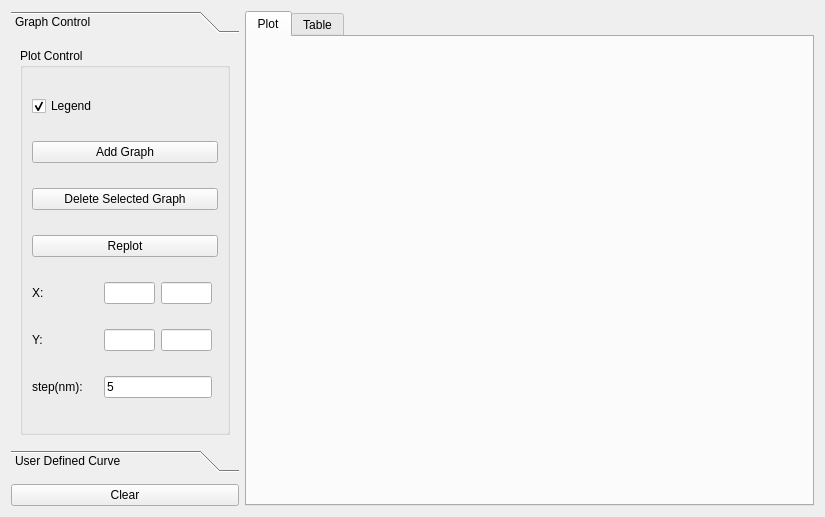
The window that src/dispersion_plot_form.ui (nickorzha/glass-plotter) describes before a commit, drawn with Qt 5.
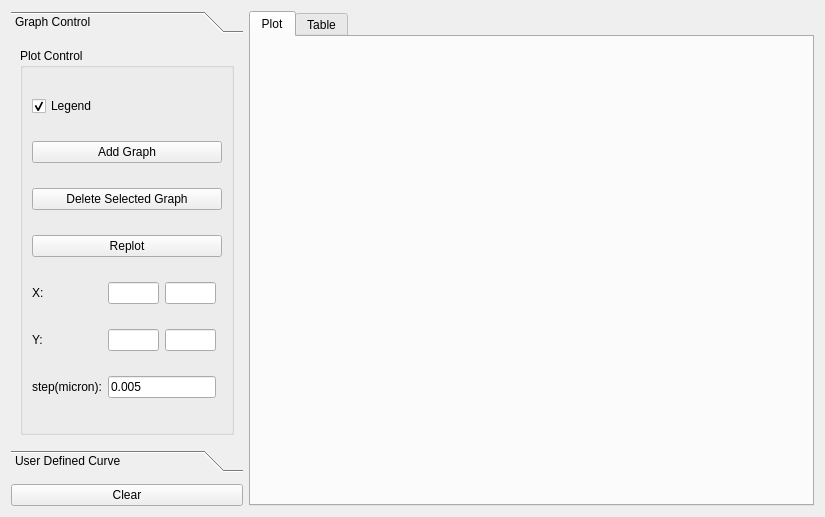
The same window after the commit. Custom widgets are drawn as their Qt base class.

Commit message: change xaxis unit, nm to micron

```diff
--- a/src/dispersion_plot_form.ui
+++ b/src/dispersion_plot_form.ui
@@ -60,7 +60,7 @@
        <rect>
         <x>0</x>
         <y>0</y>
-        <width>259</width>
+        <width>280</width>
         <height>381</height>
        </rect>
       </property>
@@ -99,7 +99,7 @@
              </sizepolicy>
             </property>
             <property name="text">
-             <string>step(nm):</string>
+             <string>step(micron):</string>
             </property>
            </widget>
           </item>
@@ -112,7 +112,7 @@
              </sizepolicy>
             </property>
             <property name="text">
-             <string>5</string>
+             <string>0.005</string>
             </property>
            </widget>
           </item>
```
The commit also changes 2 other files.
